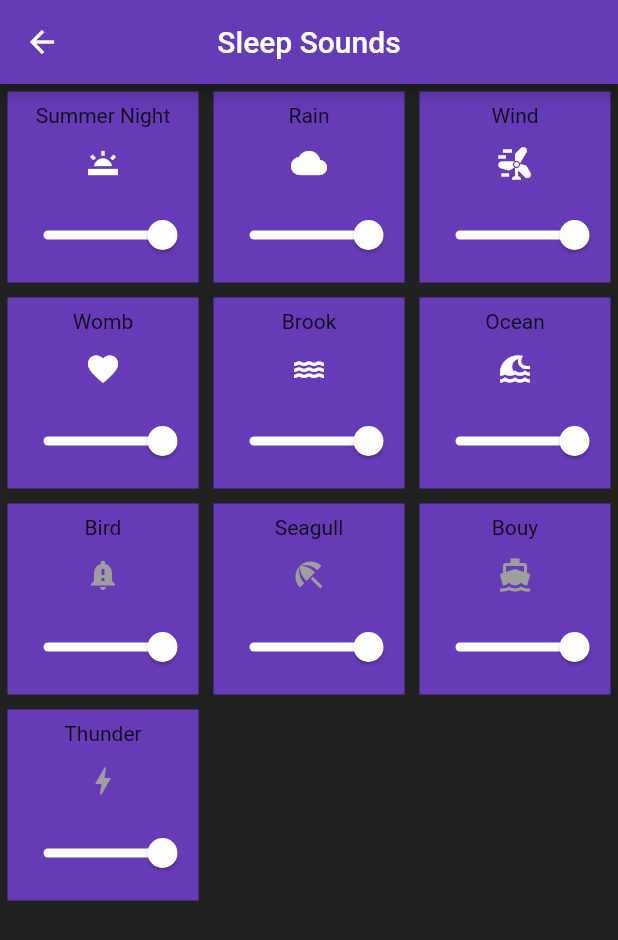
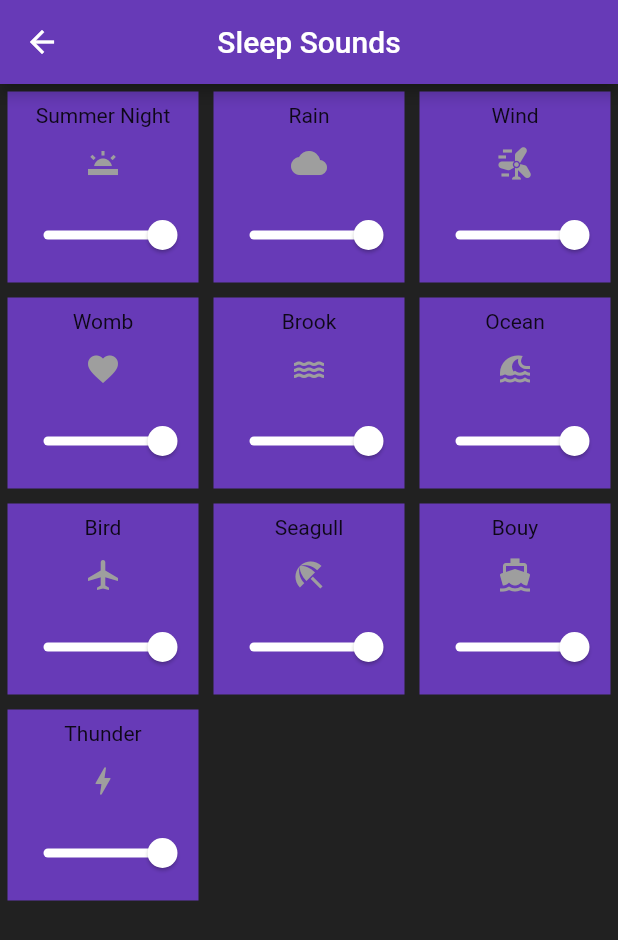
Before and after one commit to Snail51/SweetDreams, a Flutter app: the screen it shows after launch, after a tap on "Sleep Sounds", on a phone screen of 412 x 824 dp. Shown: the top 940 px of the screen. Run offline on Flutter 3.47's test engine with Material 2 defaults, Android fonts, the phone set to English and light mode, and no system bars; our stand-ins replace audioplayers, flutter_rating_bar, tuple; missing offline and left inert: time_range_picker.

Commit message:
Color of sound icons is interactive
When enabled, icon is white. When disabled, icon is grey.

```diff
--- a/lib/dreams/views/sounds_page.dart
+++ b/lib/dreams/views/sounds_page.dart
@@ -39,16 +39,16 @@ class _SoundsPageState extends State<SoundsPage> {
 
   @override
   void initState() {
-    players.add(WidgetAudioPlayer("Summer Night", "Summer_Night.mp3", Icon(Icons.wb_twighlight, color: Colors.white)));
-    players.add(WidgetAudioPlayer("Rain", "Rain.mp3", Icon(Icons.wb_cloudy, color: Colors.white)));
-    players.add(WidgetAudioPlayer("Wind", "Wind.mp3", Icon(Icons.wind_power, color: Colors.white)));
-    players.add(WidgetAudioPlayer("Womb", "Womb.mp3", Icon(Icons.favorite, color: Colors.white)));
-    players.add(WidgetAudioPlayer("Brook", "Brook.mp3", Icon(Icons.water, color: Colors.white)));
-    players.add(WidgetAudioPlayer("Ocean", "Ocean.mp3", Icon(Icons.tsunami, color: Colors.white)));
-    players.add(WidgetAudioPlayer("Bird", "Bird.mp3", Icon(Icons.notification_important, color: Colors.grey)));
-    players.add(WidgetAudioPlayer("Seagull", "Seagull.mp3", Icon(Icons.beach_access, color: Colors.grey)));
-    players.add(WidgetAudioPlayer("Bouy", "Bouy.mp3", Icon(Icons.directions_boat, color: Colors.grey)));
-    players.add(WidgetAudioPlayer("Thunder", "Thunder.mp3", Icon(Icons.bolt, color: Colors.grey)));
+    players.add(WidgetAudioPlayer("Summer Night", "Summer_Night.mp3", Icon(Icons.wb_twighlight)));
+    players.add(WidgetAudioPlayer("Rain", "Rain.mp3", Icon(Icons.wb_cloudy)));
+    players.add(WidgetAudioPlayer("Wind", "Wind.mp3", Icon(Icons.wind_power)));
+    players.add(WidgetAudioPlayer("Womb", "Womb.mp3", Icon(Icons.favorite)));
+    players.add(WidgetAudioPlayer("Brook", "Brook.mp3", Icon(Icons.water)));
+    players.add(WidgetAudioPlayer("Ocean", "Ocean.mp3", Icon(Icons.tsunami)));
+    players.add(WidgetAudioPlayer("Bird", "Bird.mp3", Icon(Icons.airplanemode_active)));
+    players.add(WidgetAudioPlayer("Seagull", "Seagull.mp3", Icon(Icons.beach_access)));
+    players.add(WidgetAudioPlayer("Bouy", "Bouy.mp3", Icon(Icons.directions_boat)));
+    players.add(WidgetAudioPlayer("Thunder", "Thunder.mp3", Icon(Icons.bolt)));
 
     update();
     super.initState();
--- a/lib/widgetaudioplayer.dart
+++ b/lib/widgetaudioplayer.dart
@@ -9,8 +9,8 @@ class WidgetAudioPlayer
   bool isPlaying = false;
   String source = "";
   String name = "";
-  Icon icon = Icon(Icons.question_mark);
-  Color buttonColor = Colors.white70;
+  Icon icon = Icon(Icons.question_mark, color: Colors.red); //obvious init to find erros
+  Color buttonColor = Colors.grey;
   double volume = 1.0;
   final AudioPlayer player = AudioPlayer(mode: PlayerMode.LOW_LATENCY);
   bool needsUpdating = true;
@@ -18,10 +18,11 @@ class WidgetAudioPlayer
   WidgetAudioPlayer(String Name, String srcdir, Icon display)
   {
     icon = display;
+    buttonColor = Colors.grey;
+    icon = Icon(icon.icon, color: buttonColor);
     source = srcdir;
     name = Name;
     isPlaying = false;
-    buttonColor = Colors.white70;
     volume = 1.0;
 
 
@@ -45,11 +46,14 @@ class WidgetAudioPlayer
     if(isPlaying)
     {
       player.resume();
+      buttonColor = Colors.white;
     }
     else
     {
       player.stop();
+      buttonColor = Colors.grey;
     }
+    icon = Icon(icon.icon, color: buttonColor);
   }
 
   void updateVolume(double newVol)
```
